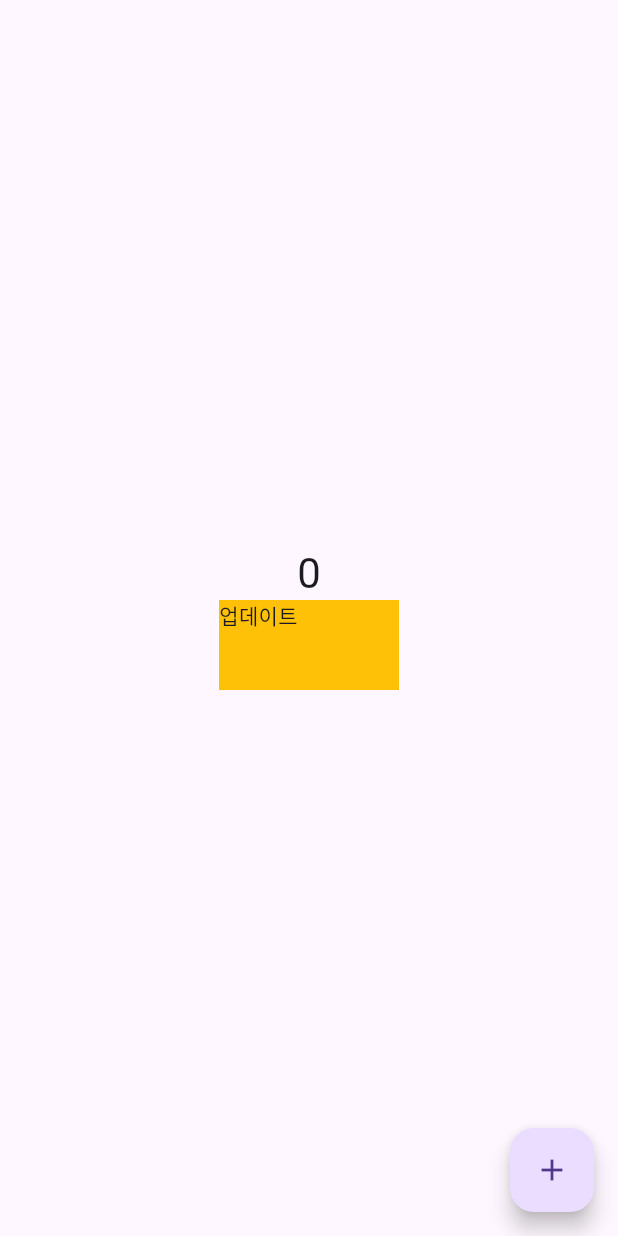
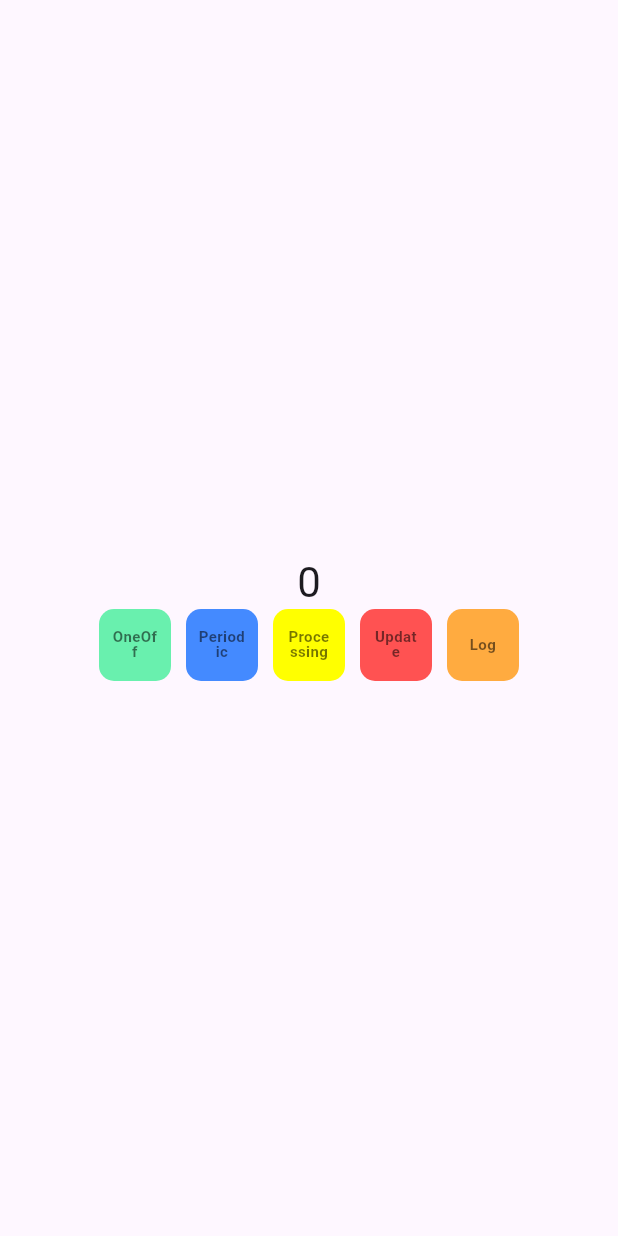
Before and after one commit to Younggun-Kim/flutter-work-manager, a Flutter app: the screen it shows after launch, on a phone screen of 412 x 824 dp. Run offline on Flutter 3.47's test engine with Material 3 defaults, Android fonts, the phone set to English and light mode, and no system bars; our stand-ins replace flutter_bloc, shared_preferences; missing offline and left inert: workmanager.

Commit message:
코드 정리

```diff
--- a/lib/bloc/main_bloc_event.dart
+++ b/lib/bloc/main_bloc_event.dart
@@ -3,13 +3,23 @@ part of 'main_bloc.dart';
 sealed class MainBlocEvent {
   const MainBlocEvent();
 
-  const factory MainBlocEvent.increased() = MainCountIncreased;
+  const factory MainBlocEvent.oneOff() = MainCountOneOff;
+  const factory MainBlocEvent.periodic() = MainCountPeriodic;
+  const factory MainBlocEvent.processing() = MainCountProcessing;
   const factory MainBlocEvent.countChanged(int delta) = MainCountChanged;
   const factory MainBlocEvent.updated() = MainCountUpdated;
 }
 
-class MainCountIncreased extends MainBlocEvent {
-  const MainCountIncreased();
+class MainCountOneOff extends MainBlocEvent {
+  const MainCountOneOff();
+}
+
+class MainCountPeriodic extends MainBlocEvent {
+  const MainCountPeriodic();
+}
+
+class MainCountProcessing extends MainBlocEvent {
+  const MainCountProcessing();
 }
 
 class MainCountChanged extends MainBlocEvent {
--- a/lib/main.dart
+++ b/lib/main.dart
@@ -1,12 +1,17 @@
+import 'package:flutter/foundation.dart';
 import 'package:flutter/material.dart';
 import 'package:flutter_bloc/flutter_bloc.dart';
 import 'package:flutter_work_manager/bloc/bloc.dart';
 import 'package:flutter_work_manager/work_manager/work_manager.dart';
+import 'package:workmanager/workmanager.dart';
 
 void main() {
   WidgetsFlutterBinding.ensureInitialized();
 
-  CounterWorkManager.instance.init();
+  Workmanager().initialize(
+    workerDispatcher,
+    isInDebugMode: kDebugMode,
+  );
 
   runApp(
     MainBlocProvider(
@@ -39,33 +44,105 @@ class MyAppState extends State<MyApp> {
                       '${state.count}',
                       style: Theme.of(context).textTheme.headlineMedium,
                     ),
-                    InkWell(
-                      onTap: () async {
-                        context.read<MainBloc>().add(MainBlocEvent.updated());
-                        ScaffoldMessenger.of(context).showSnackBar(
-                          const SnackBar(content: Text('업데이트됨')),
-                        );
-                      },
-                      child: Container(
-                        width: 120,
-                        height: 60,
-                        color: Colors.amber,
-                        child: Text('업데이트'),
-                      ),
+                    Row(
+                      spacing: 10,
+                      mainAxisAlignment: MainAxisAlignment.center,
+                      children: [
+                        Button(
+                          text: 'OneOff',
+                          bgColor: Colors.greenAccent,
+                          onTap: () {
+                            context.read<MainBloc>().add(
+                              MainBlocEvent.oneOff(),
+                            );
+                          },
+                        ),
+                        Button(
+                          text: 'Periodic',
+                          bgColor: Colors.blueAccent,
+                          onTap: () {
+                            context.read<MainBloc>().add(
+                              MainBlocEvent.periodic(),
+                            );
+                          },
+                        ),
+                        Button(
+                          text: 'Processing',
+                          bgColor: Colors.yellowAccent,
+                          onTap: () {
+                            context.read<MainBloc>().add(
+                              MainBlocEvent.processing(),
+                            );
+                          },
+                        ),
+                        Button(
+                          text: 'Update',
+                          bgColor: Colors.redAccent,
+                          onTap: () {
+                            context.read<MainBloc>().add(
+                              MainBlocEvent.updated(),
+                            );
+                          },
+                        ),
+                        Button(
+                          text: 'Log',
+                          bgColor: Colors.orangeAccent,
+                          onTap: () {
+                            Worker.log();
+                          },
+                        ),
+                      ],
                     ),
                   ],
                 ),
-              ),
-              floatingActionButton: FloatingActionButton(
-                onPressed:
-                    () => context.read<MainBloc>().add(
-                      MainBlocEvent.increased(),
-                    ),
-                tooltip: 'Increment',
-                child: const Icon(Icons.add),
               ),
             ),
       ),
     );
   }
 }
+
+class Button extends StatelessWidget {
+  const Button({
+    super.key,
+    required this.text,
+    required this.bgColor,
+    required this.onTap,
+  });
+
+  final String text;
+  final Color bgColor;
+  final VoidCallback onTap;
+
+  @override
+  Widget build(BuildContext context) => InkWell(
+    onTap: () {
+      onTap();
+      ScaffoldMessenger.of(context).showSnackBar(
+        SnackBar(content: Text('$text 클릭')),
+      );
+    },
+    child: Container(
+      width: 48,
+      height: 48,
+      padding: EdgeInsets.all(8),
+      alignment: Alignment.center,
+      decoration: BoxDecoration(
+        color: bgColor, // 예시 색상
+        borderRadius: BorderRadius.circular(
+          10,
+        ), // 뭉툭한 모서리
+      ),
+      child: Text(
+        text,
+        textAlign: TextAlign.center,
+        style: TextStyle(
+          color: Colors.black54,
+          fontSize: 10,
+          fontWeight: FontWeight.bold,
+          height: 1,
+        ),
+      ),
+    ),
+  );
+}
--- a/lib/work_manager/isolate_port_mixin.dart
+++ b/lib/work_manager/isolate_port_manager.dart
@@ -2,25 +2,24 @@ import 'dart:async';
 import 'dart:isolate';
 import 'dart:ui';
 
-mixin IsolatePortMixin {
-  String get isolateNameServerName;
+class IsolatePortManager {
+  static final ReceivePort _receivePort = ReceivePort();
+  static const isolateNameServerName = 'worker_isolate_name_server';
 
-  final ReceivePort _receivePort = ReceivePort();
+  IsolatePortManager();
 
   void init() async {}
 
-  void dispose() {
-    IsolateNameServer.removePortNameMapping(
-      isolateNameServerName,
-    );
+  static void dispose() {
+    IsolateNameServer.removePortNameMapping(isolateNameServerName);
     _receivePort.close();
   }
 
-  SendPort? getSendPort() {
+  static SendPort? getSendPort() {
     return IsolateNameServer.lookupPortByName(isolateNameServerName);
   }
 
-  StreamSubscription<dynamic> listen(
+  static StreamSubscription<dynamic> listen(
     void Function(dynamic message)? onData,
   ) {
     IsolateNameServer.registerPortWithName(
--- a/lib/work_manager/work_manager.dart
+++ b/lib/work_manager/work_manager.dart
@@ -1 +1,4 @@
-export 'counter_work_manager.dart';
+export 'isolate_port_manager.dart';
+export 'worker.dart';
+export 'worker_dispatcher.dart';
+export 'worker_task_type.dart';
--- /dev/null
+++ b/lib/work_manager/worker.dart
@@ -0,0 +1,48 @@
+import 'package:flutter/foundation.dart';
+import 'package:workmanager/workmanager.dart';
+
+import 'worker_dispatcher.dart';
+import 'worker_task_type.dart';
+
+class Worker {
+  static void init() {
+    Workmanager().initialize(
+      workerDispatcher,
+      isInDebugMode: kDebugMode,
+    );
+  }
+
+  static void log() {
+    Workmanager().printScheduledTasks();
+  }
+
+  static void emitOneOff() {
+    Workmanager().registerOneOffTask(
+      WorkerTaskType.oneOff,
+      WorkerTaskType.oneOff,
+      existingWorkPolicy: ExistingWorkPolicy.replace,
+    );
+  }
+
+  static void emitPeriodic() {
+    Workmanager().registerPeriodicTask(
+      WorkerTaskType.periodic,
+      WorkerTaskType.periodic,
+      frequency: const Duration(minutes: 15),
+      initialDelay: const Duration(seconds: 10),
+      existingWorkPolicy: ExistingWorkPolicy.replace,
+    );
+  }
+
+  static void emitProcessing() {
+    Workmanager().registerProcessingTask(
+      WorkerTaskType.periodic,
+      WorkerTaskType.periodic,
+      initialDelay: const Duration(seconds: 10),
+      constraints: Constraints(
+        networkType: NetworkType.connected,
+        requiresCharging: true,
+      ),
+    );
+  }
+}
--- /dev/null
+++ b/lib/work_manager/worker_task_type.dart
@@ -0,0 +1,7 @@
+class WorkerTaskType {
+  WorkerTaskType._();
+
+  static const oneOff = 'com.testWorkManager.task-id';
+  static const periodic = 'com.testWorkManager.task-period';
+  static const processing = 'com.testWorkManager.task-processing';
+}
```
Also changed, not shown: lib/bloc/main_bloc.dart (+16 -10 lines), lib/work_manager/counter_work_manager.dart (deleted, +0 -106 lines), lib/work_manager/worker_dispatcher.dart (added, +67 -0 lines), 2 other files.
